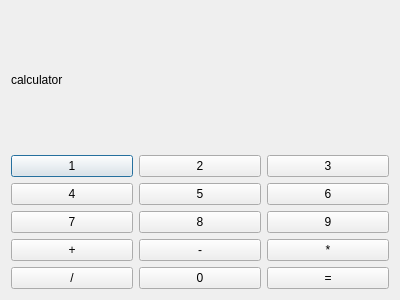
The window that mydialog.ui (czzonet/calculator) describes before a commit, drawn with Qt 5.
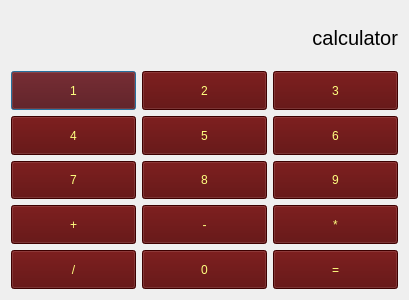
The same window after the commit.

Patch:
```diff
--- a/mydialog.ui
+++ b/mydialog.ui
@@ -6,25 +6,49 @@
    <rect>
     <x>0</x>
     <y>0</y>
-    <width>400</width>
+    <width>409</width>
     <height>300</height>
    </rect>
   </property>
+  <property name="minimumSize">
+   <size>
+    <width>0</width>
+    <height>0</height>
+   </size>
+  </property>
   <property name="windowTitle">
    <string>myDialog</string>
   </property>
-  <layout class="QVBoxLayout" name="verticalLayout">
+  <layout class="QVBoxLayout" name="verticalLayout" stretch="2,8">
    <item>
     <widget class="QLabel" name="label">
+     <property name="font">
+      <font>
+       <pointsize>15</pointsize>
+      </font>
+     </property>
      <property name="text">
       <string>calculator</string>
      </property>
+     <property name="alignment">
+      <set>Qt::AlignRight|Qt::AlignTrailing|Qt::AlignVCenter</set>
+     </property>
     </widget>
    </item>
    <item>
     <layout class="QGridLayout" name="gridLayout">
      <item row="0" column="0">
       <widget class="QPushButton" name="pushButton">
+       <property name="sizePolicy">
+        <sizepolicy hsizetype="Minimum" vsizetype="Expanding">
+         <horstretch>0</horstretch>
+         <verstretch>0</verstretch>
+        </sizepolicy>
+       </property>
+       <property name="styleSheet">
+        <string notr="true">background-color: rgb(85, 0, 0);
+color: rgb(255, 255, 127);</string>
+       </property>
        <property name="text">
         <string>1</string>
        </property>
@@ -32,6 +56,16 @@
      </item>
      <item row="0" column="1">
       <widget class="QPushButton" name="pushButton_2">
+       <property name="sizePolicy">
+        <sizepolicy hsizetype="Minimum" vsizetype="Expanding">
+         <horstretch>0</horstretch>
+         <verstretch>0</verstretch>
+        </sizepolicy>
+       </property>
+       <property name="styleSheet">
+        <string notr="true">background-color: rgb(85, 0, 0);
+color: rgb(255, 255, 127);</string>
+       </property>
        <property name="text">
         <string>2</string>
        </property>
@@ -39,6 +73,16 @@
      </item>
      <item row="0" column="2">
       <widget class="QPushButton" name="pushButton_3">
+       <property name="sizePolicy">
+        <sizepolicy hsizetype="Minimum" vsizetype="Expanding">
+         <horstretch>0</horstretch>
+         <verstretch>0</verstretch>
+        </sizepolicy>
+       </property>
+       <property name="styleSheet">
+        <string notr="true">background-color: rgb(85, 0, 0);
+color: rgb(255, 255, 127);</string>
+       </property>
        <property name="text">
         <string>3</string>
        </property>
@@ -46,6 +90,16 @@
      </item>
      <item row="1" column="0">
       <widget class="QPushButton" name="pushButton_4">
+       <property name="sizePolicy">
+        <sizepolicy hsizetype="Minimum" vsizetype="Expanding">
+         <horstretch>0</horstretch>
+         <verstretch>0</verstretch>
+        </sizepolicy>
+       </property>
+       <property name="styleSheet">
+        <string notr="true">background-color: rgb(85, 0, 0);
+color: rgb(255, 255, 127);</string>
+       </property>
        <property name="text">
         <string>4</string>
        </property>
@@ -53,6 +107,16 @@
      </item>
      <item row="1" column="1">
       <widget class="QPushButton" name="pushButton_5">
+       <property name="sizePolicy">
+        <sizepolicy hsizetype="Minimum" vsizetype="Expanding">
+         <horstretch>0</horstretch>
+         <verstretch>0</verstretch>
+        </sizepolicy>
+       </property>
+       <property name="styleSheet">
+        <string notr="true">background-color: rgb(85, 0, 0);
+color: rgb(255, 255, 127);</string>
+       </property>
        <property name="text">
         <string>5</string>
        </property>
@@ -60,6 +124,16 @@
      </item>
      <item row="1" column="2">
       <widget class="QPushButton" name="pushButton_6">
+       <property name="sizePolicy">
+        <sizepolicy hsizetype="Minimum" vsizetype="Expanding">
+         <horstretch>0</horstretch>
+         <verstretch>0</verstretch>
+        </sizepolicy>
+       </property>
+       <property name="styleSheet">
+        <string notr="true">background-color: rgb(85, 0, 0);
+color: rgb(255, 255, 127);</string>
+       </property>
        <property name="text">
         <string>6</string>
        </property>
@@ -67,6 +141,16 @@
      </item>
      <item row="2" column="0">
       <widget class="QPushButton" name="pushButton_7">
+       <property name="sizePolicy">
+        <sizepolicy hsizetype="Minimum" vsizetype="Expanding">
+         <horstretch>0</horstretch>
+         <verstretch>0</verstretch>
+        </sizepolicy>
+       </property>
+       <property name="styleSheet">
+        <string notr="true">background-color: rgb(85, 0, 0);
+color: rgb(255, 255, 127);</string>
+       </property>
        <property name="text">
         <string>7</string>
        </property>
@@ -74,6 +158,16 @@
      </item>
      <item row="2" column="1">
       <widget class="QPushButton" name="pushButton_8">
+       <property name="sizePolicy">
+        <sizepolicy hsizetype="Minimum" vsizetype="Expanding">
+         <horstretch>0</horstretch>
+         <verstretch>0</verstretch>
+        </sizepolicy>
+       </property>
+       <property name="styleSheet">
+        <string notr="true">background-color: rgb(85, 0, 0);
+color: rgb(255, 255, 127);</string>
+       </property>
        <property name="text">
         <string>8</string>
        </property>
@@ -81,6 +175,16 @@
      </item>
      <item row="2" column="2">
       <widget class="QPushButton" name="pushButton_9">
+       <property name="sizePolicy">
+        <sizepolicy hsizetype="Minimum" vsizetype="Expanding">
+         <horstretch>0</horstretch>
+         <verstretch>0</verstretch>
+        </sizepolicy>
+       </property>
+       <property name="styleSheet">
+        <string notr="true">background-color: rgb(85, 0, 0);
+color: rgb(255, 255, 127);</string>
+       </property>
        <property name="text">
         <string>9</string>
        </property>
@@ -88,6 +192,16 @@
      </item>
      <item row="3" column="0">
       <widget class="QPushButton" name="pushButton_10">
+       <property name="sizePolicy">
+        <sizepolicy hsizetype="Minimum" vsizetype="Expanding">
+         <horstretch>0</horstretch>
+         <verstretch>0</verstretch>
+        </sizepolicy>
+       </property>
+       <property name="styleSheet">
+        <string notr="true">background-color: rgb(85, 0, 0);
+color: rgb(255, 255, 127);</string>
+       </property>
        <property name="text">
         <string>+</string>
        </property>
@@ -95,6 +209,16 @@
      </item>
      <item row="3" column="1">
       <widget class="QPushButton" name="pushButton_11">
+       <property name="sizePolicy">
+        <sizepolicy hsizetype="Minimum" vsizetype="Expanding">
+         <horstretch>0</horstretch>
+         <verstretch>0</verstretch>
+        </sizepolicy>
+       </property>
+       <property name="styleSheet">
+        <string notr="true">background-color: rgb(85, 0, 0);
+color: rgb(255, 255, 127);</string>
+       </property>
        <property name="text">
         <string>-</string>
        </property>
@@ -102,6 +226,16 @@
      </item>
      <item row="3" column="2">
       <widget class="QPushButton" name="pushButton_12">
+       <property name="sizePolicy">
+        <sizepolicy hsizetype="Minimum" vsizetype="Expanding">
+         <horstretch>0</horstretch>
+         <verstretch>0</verstretch>
+        </sizepolicy>
+       </property>
+       <property name="styleSheet">
+        <string notr="true">background-color: rgb(85, 0, 0);
+color: rgb(255, 255, 127);</string>
+       </property>
        <property name="text">
         <string>*</string>
        </property>
@@ -109,6 +243,16 @@
      </item>
      <item row="4" column="0">
       <widget class="QPushButton" name="pushButton_13">
+       <property name="sizePolicy">
+        <sizepolicy hsizetype="Minimum" vsizetype="Expanding">
+         <horstretch>0</horstretch>
+         <verstretch>0</verstretch>
+        </sizepolicy>
+       </property>
+       <property name="styleSheet">
+        <string notr="true">background-color: rgb(85, 0, 0);
+color: rgb(255, 255, 127);</string>
+       </property>
        <property name="text">
         <string>/</string>
        </property>
@@ -116,6 +260,16 @@
      </item>
      <item row="4" column="2">
       <widget class="QPushButton" name="pushButton_14">
+       <property name="sizePolicy">
+        <sizepolicy hsizetype="Minimum" vsizetype="Expanding">
+         <horstretch>0</horstretch>
+         <verstretch>0</verstretch>
+        </sizepolicy>
+       </property>
+       <property name="styleSheet">
+        <string notr="true">background-color: rgb(85, 0, 0);
+color: rgb(255, 255, 127);</string>
+       </property>
        <property name="text">
         <string>=</string>
        </property>
@@ -123,6 +277,16 @@
      </item>
      <item row="4" column="1">
       <widget class="QPushButton" name="pushButton_15">
+       <property name="sizePolicy">
+        <sizepolicy hsizetype="Minimum" vsizetype="Expanding">
+         <horstretch>0</horstretch>
+         <verstretch>0</verstretch>
+        </sizepolicy>
+       </property>
+       <property name="styleSheet">
+        <string notr="true">background-color: rgb(85, 0, 0);
+color: rgb(255, 255, 127);</string>
+       </property>
        <property name="text">
         <string>0</string>
        </property>
```
